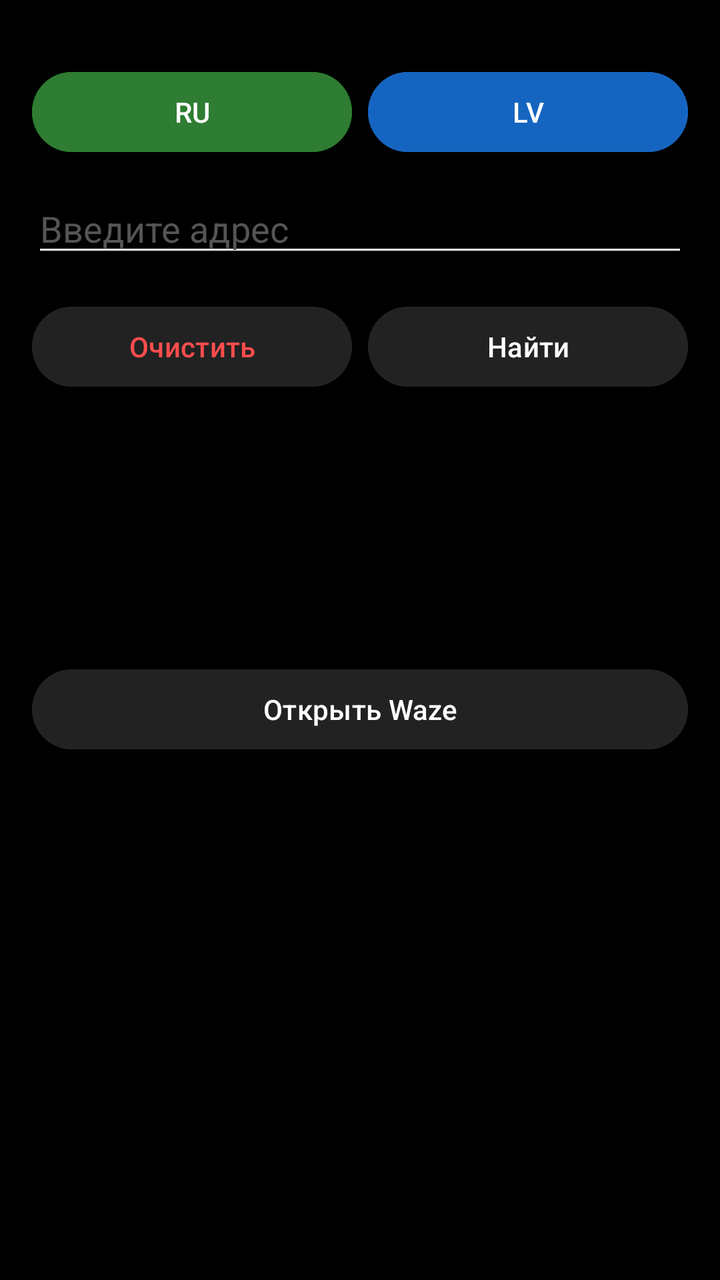
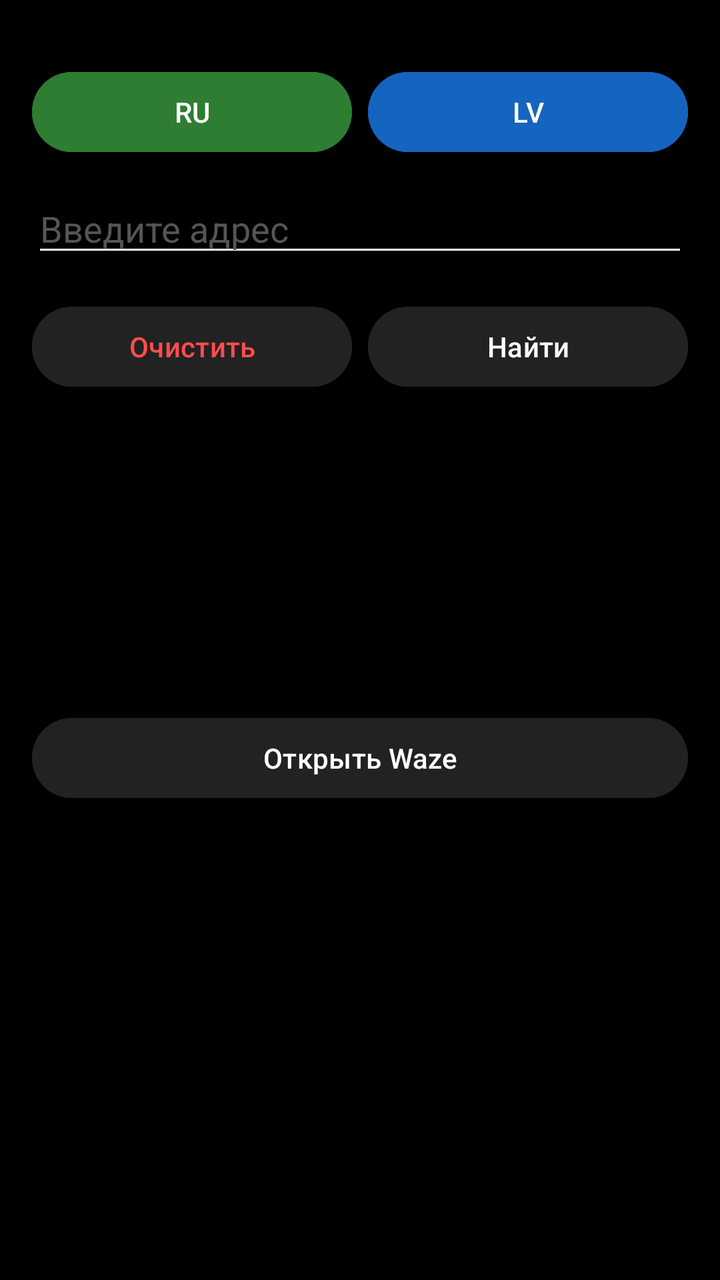

Before-and-after screenshots of an Android layout around one commit, followed by the original layout XML and the change that was made.
<!-- AndroidManifest.xml: application theme Theme.RigaAddressVoice -->
<!-- res/layout/activity_main.xml -->
<?xml version="1.0" encoding="utf-8"?>
<LinearLayout
    xmlns:android="http://schemas.android.com/apk/res/android"
    android:id="@+id/rootLayout"
    android:layout_width="match_parent"
    android:layout_height="match_parent"
    android:orientation="vertical"
    android:paddingTop="32dp"
    android:paddingStart="16dp"
    android:paddingEnd="16dp"
    android:paddingBottom="16dp"
    android:background="#000000">

    <LinearLayout
        android:layout_width="match_parent"
        android:layout_height="wrap_content"
        android:orientation="horizontal">

        <Button
            android:id="@+id/btnMicRu"
            android:layout_width="0dp"
            android:layout_height="wrap_content"
            android:layout_weight="1"
            android:text="RU"
            android:textColor="#FFFFFF"
            android:backgroundTint="#2E7D32" />

        <Button
            android:id="@+id/btnMicLv"
            android:layout_width="0dp"
            android:layout_height="wrap_content"
            android:layout_weight="1"
            android:layout_marginStart="8dp"
            android:text="LV"
            android:textColor="#FFFFFF"
            android:backgroundTint="#1565C0" />
    </LinearLayout>

    <EditText
        android:id="@+id/etInput"
        android:layout_width="match_parent"
        android:layout_height="wrap_content"
        android:layout_marginTop="12dp"
        android:hint="Введите адрес"
        android:textColor="#FFFFFF"
        android:textColorHint="#555555"
        android:backgroundTint="#FFFFFF"
        android:textSize="18sp" />

    <LinearLayout
        android:layout_width="match_parent"
        android:layout_height="wrap_content"
        android:orientation="horizontal"
        android:layout_marginTop="16dp">

        <Button
            android:id="@+id/btnReset"
            android:layout_width="0dp"
            android:layout_height="wrap_content"
            android:layout_weight="1"
            android:text="Очистить"
            android:textColor="#FF4D4D"
            android:backgroundTint="#222222" />

        <Button
            android:id="@+id/btnSearch"
            android:layout_width="0dp"
            android:layout_height="wrap_content"
            android:layout_weight="1"
            android:layout_marginStart="8dp"
            android:text="Найти"
            android:textColor="#FFFFFF"
            android:backgroundTint="#222222" />
    </LinearLayout>

    <TextView
        android:id="@+id/tvPrepared"
        android:layout_width="match_parent"
        android:layout_height="wrap_content"
        android:layout_marginTop="16dp"
        android:text=""
        android:textSize="15sp"
        android:textColor="#B0BEC5" />

    <TextView
        android:id="@+id/tvResult"
        android:layout_width="match_parent"
        android:layout_height="wrap_content"
        android:layout_marginTop="6dp"
        android:text=""
        android:textSize="18sp"
        android:textColor="#FFFFFF" />

    <TextView
        android:id="@+id/tvValidation"
        android:layout_width="match_parent"
        android:layout_height="wrap_content"
        android:layout_marginTop="6dp"
        android:text=""
        android:textSize="15sp"
        android:textColor="#B0BEC5" />

    <TextView
        android:id="@+id/tvCoords"
        android:layout_width="match_parent"
        android:layout_height="wrap_content"
        android:layout_marginTop="4dp"
        android:text=""
        android:textSize="15sp"
        android:textColor="#B0BEC5" />

    <Button
        android:id="@+id/btnWaze"
        android:layout_width="match_parent"
        android:layout_height="wrap_content"
        android:text="Открыть Waze"
        android:layout_marginTop="16dp"
        android:textColor="#FFFFFF"
        android:backgroundTint="#222222" />

    <androidx.recyclerview.widget.RecyclerView
        android:id="@+id/rvSuggestions"
        android:layout_width="match_parent"
        android:layout_height="0dp"
        android:layout_weight="1"
        android:layout_marginTop="12dp"
        android:clipToPadding="false"
        android:paddingBottom="8dp" />

</LinearLayout>
<!-- resources referenced by this layout -->
<resources>
  <style name="Theme.RigaAddressVoice" parent="Base.Theme.RigaAddressVoice" />
  <style name="Base.Theme.RigaAddressVoice" parent="Theme.Material3.Dark.NoActionBar">
          <item name="android:windowBackground">@android:color/black</item>
          <item name="android:statusBarColor">@android:color/black</item>
          <item name="android:navigationBarColor">@android:color/black</item>
          <item name="android:textColorPrimary">@android:color/white</item>
          <item name="android:textColorSecondary">@android:color/white</item>
          <item name="android:windowLightStatusBar">false</item>
          <item name="android:windowLightNavigationBar">false</item>
      </style>
</resources>

<!-- the commit's change to res/layout/activity_main.xml (unified diff, before → after) -->
@@ -83,6 +83,15 @@
         android:textColor="#B0BEC5" />
 
     <TextView
+        android:id="@+id/tvObject"
+        android:layout_width="match_parent"
+        android:layout_height="wrap_content"
+        android:layout_marginTop="4dp"
+        android:text=""
+        android:textSize="15sp"
+        android:textColor="#B0BEC5" />
+
+    <TextView
         android:id="@+id/tvResult"
         android:layout_width="match_parent"
         android:layout_height="wrap_content"
